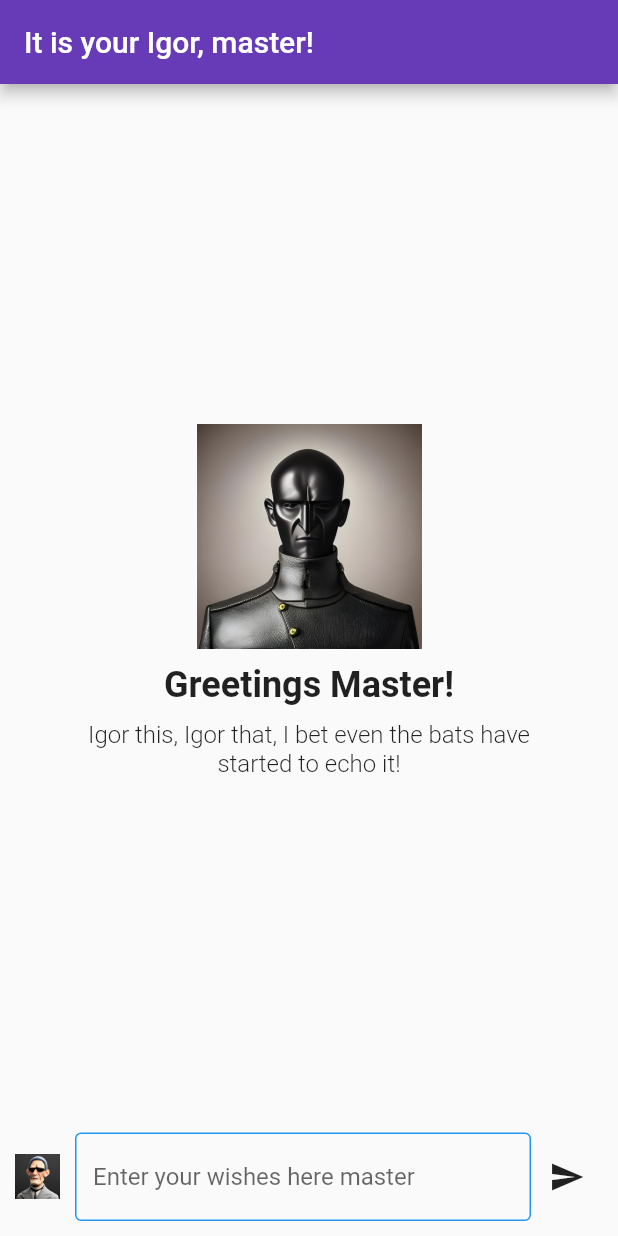
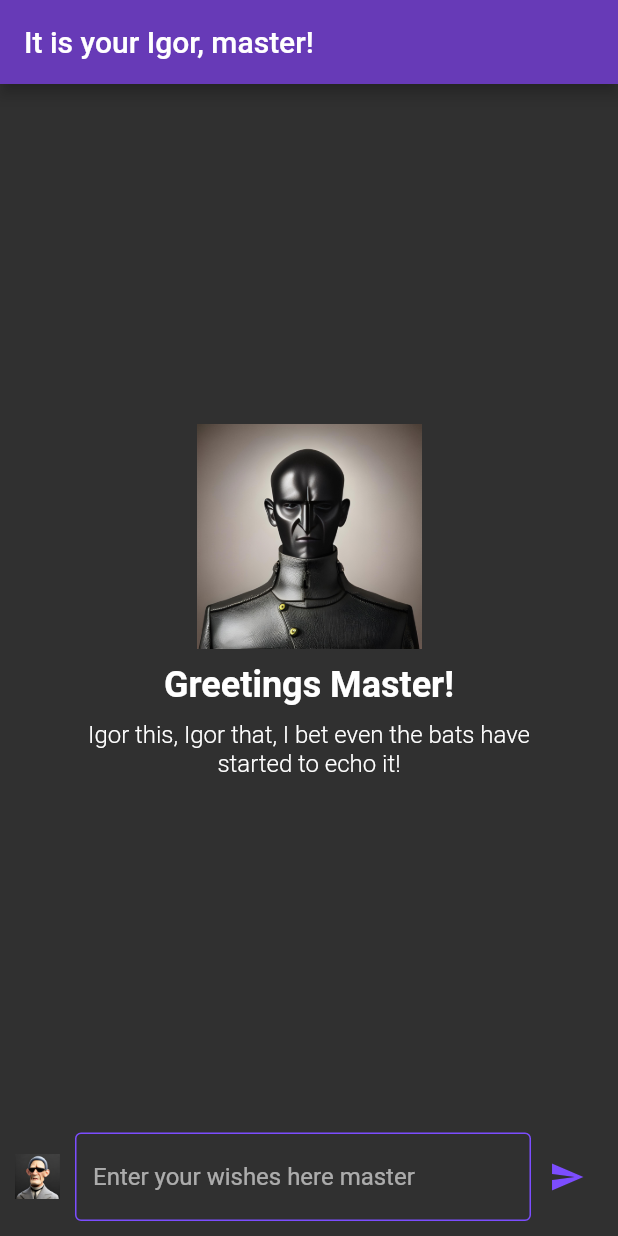
Before and after one commit to themaxut/igor, a Flutter app: the screen it shows after launch, on a phone screen of 412 x 824 dp. Run offline on Flutter 3.47's test engine with Material 2 defaults, Android fonts, the phone set to English and light mode, and no system bars; our stand-ins replace firebase_core; accounts and stored records are empty.

Commit message:
extracted chat_view as separate file and added firebase to the project for auth later

```diff
--- a/lib/main.dart
+++ b/lib/main.dart
@@ -1,102 +1,19 @@
 import 'package:flutter/material.dart';
+import 'package:igor/views/chat_view.dart';
 
 void main() {
-  runApp(ChatApp());
+  runApp(IgorApp());
 }
 
-class ChatApp extends StatelessWidget {
+class IgorApp extends StatelessWidget {
+  const IgorApp({super.key});
+
   @override
   Widget build(BuildContext context) {
     return MaterialApp(
       title: 'Igor',
-      theme: ThemeData(
-        primarySwatch: Colors.deepPurple,
-      ),
-      home: Scaffold(
-        appBar: AppBar(
-          title: const Text('It is your Igor, master!'),
-          //TODO: add Logout button
-        ),
-        body: Column(
-          children: <Widget>[
-            Expanded(
-              child: Center(
-                child: Column(
-                  mainAxisAlignment: MainAxisAlignment.center,
-                  children: [
-                    Image.asset(
-                      'assets/images/igor-main.png',
-                      height: 150,
-                      width: 150,
-                    ),
-                    const Padding(
-                      padding: EdgeInsets.symmetric(
-                        vertical: 10,
-                      ),
-                      child: Text(
-                        'Greetings Master!',
-                        style: TextStyle(
-                          fontSize: 24,
-                          fontWeight: FontWeight.bold,
-                        ),
-                      ),
-                    ),
-                    const Padding(
-                      padding: EdgeInsets.symmetric(horizontal: 50),
-                      child: Text(
-                        'Igor this, Igor that, I bet even the bats have started to echo it!',
-                        style: TextStyle(
-                          fontSize: 16,
-                          fontWeight: FontWeight.w300,
-                        ),
-                        textAlign: TextAlign.center,
-                      ),
-                    ),
-                  ],
-                ),
-              ),
-            ),
-            Container(
-              padding: const EdgeInsets.symmetric(horizontal: 10, vertical: 10),
-              child: Row(
-                children: [
-                  Image.asset(
-                    'assets/images/igor-2.png',
-                    height: 30,
-                    width: 30,
-                  ),
-                  const SizedBox(width: 10),
-                  const Expanded(
-                    child: TextField(
-                      decoration: InputDecoration(
-                        border: OutlineInputBorder(
-                          borderSide:
-                              BorderSide(color: Colors.blue, width: 1.0),
-                        ),
-                        enabledBorder: OutlineInputBorder(
-                          borderSide:
-                              BorderSide(color: Colors.blue, width: 1.0),
-                        ),
-                        focusedBorder: OutlineInputBorder(
-                          borderSide:
-                              BorderSide(color: Colors.blue, width: 2.0),
-                        ),
-                        hintText: 'Enter your wishes here master',
-                      ),
-                    ),
-                  ),
-                  IconButton(
-                    onPressed: () {
-                      //TODO: Add send logic here
-                    },
-                    icon: const Icon(Icons.send),
-                  ),
-                ],
-              ),
-            ),
-          ],
-        ),
-      ),
+      theme: ThemeData.dark(),
+      home: const ChatView(),
     );
   }
 }
--- /dev/null
+++ b/lib/views/chat_view.dart
@@ -0,0 +1,100 @@
+import 'package:flutter/material.dart';
+
+class ChatView extends StatelessWidget {
+  const ChatView({super.key});
+
+  @override
+  Widget build(BuildContext context) {
+    return MaterialApp(
+      title: 'Igor',
+      theme: ThemeData.dark(),
+      home: Scaffold(
+        appBar: AppBar(
+          title: const Text('It is your Igor, master!'),
+          backgroundColor: Colors.deepPurple,
+          //TODO: add Logout button
+        ),
+        body: Column(
+          children: <Widget>[
+            Expanded(
+              child: Center(
+                child: Column(
+                  mainAxisAlignment: MainAxisAlignment.center,
+                  children: [
+                    Image.asset(
+                      'assets/images/igor-main.png',
+                      height: 150,
+                      width: 150,
+                    ),
+                    const Padding(
+                      padding: EdgeInsets.symmetric(
+                        vertical: 10,
+                      ),
+                      child: Text(
+                        'Greetings Master!',
+                        style: TextStyle(
+                          fontSize: 24,
+                          fontWeight: FontWeight.bold,
+                        ),
+                      ),
+                    ),
+                    const Padding(
+                      padding: EdgeInsets.symmetric(horizontal: 50),
+                      child: Text(
+                        'Igor this, Igor that, I bet even the bats have started to echo it!',
+                        style: TextStyle(
+                          fontSize: 16,
+                          fontWeight: FontWeight.w300,
+                        ),
+                        textAlign: TextAlign.center,
+                      ),
+                    ),
+                  ],
+                ),
+              ),
+            ),
+            Container(
+              padding: const EdgeInsets.symmetric(horizontal: 10, vertical: 10),
+              child: Row(
+                children: [
+                  Image.asset(
+                    'assets/images/igor-2.png',
+                    height: 30,
+                    width: 30,
+                  ),
+                  const SizedBox(width: 10),
+                  const Expanded(
+                    child: TextField(
+                      decoration: InputDecoration(
+                        border: OutlineInputBorder(
+                          borderSide: BorderSide(
+                              color: Colors.deepPurpleAccent, width: 1.0),
+                        ),
+                        enabledBorder: OutlineInputBorder(
+                          borderSide: BorderSide(
+                              color: Colors.deepPurpleAccent, width: 1.0),
+                        ),
+                        focusedBorder: OutlineInputBorder(
+                          borderSide: BorderSide(
+                              color: Colors.deepPurpleAccent, width: 2.0),
+                        ),
+                        hintText: 'Enter your wishes here master',
+                      ),
+                    ),
+                  ),
+                  IconButton(
+                    onPressed: () {
+                      //TODO: Add send logic here
+                    },
+                    icon: const Icon(Icons.send),
+                    color: Colors.deepPurpleAccent,
+                  ),
+                ],
+              ),
+            ),
+          ],
+        ),
+      ),
+    );
+  }
+}
```
Also changed, not shown: pubspec.yaml (+7 -1 lines), lib/firebase_options.dart (added), pubspec.lock, 17 other files.
